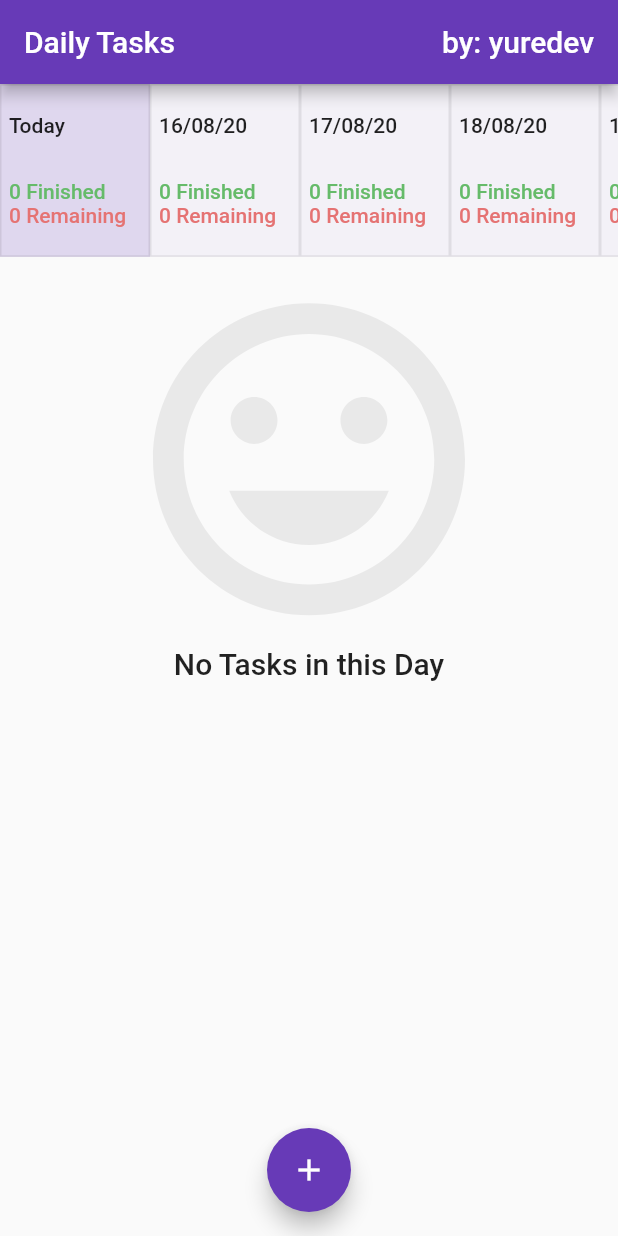
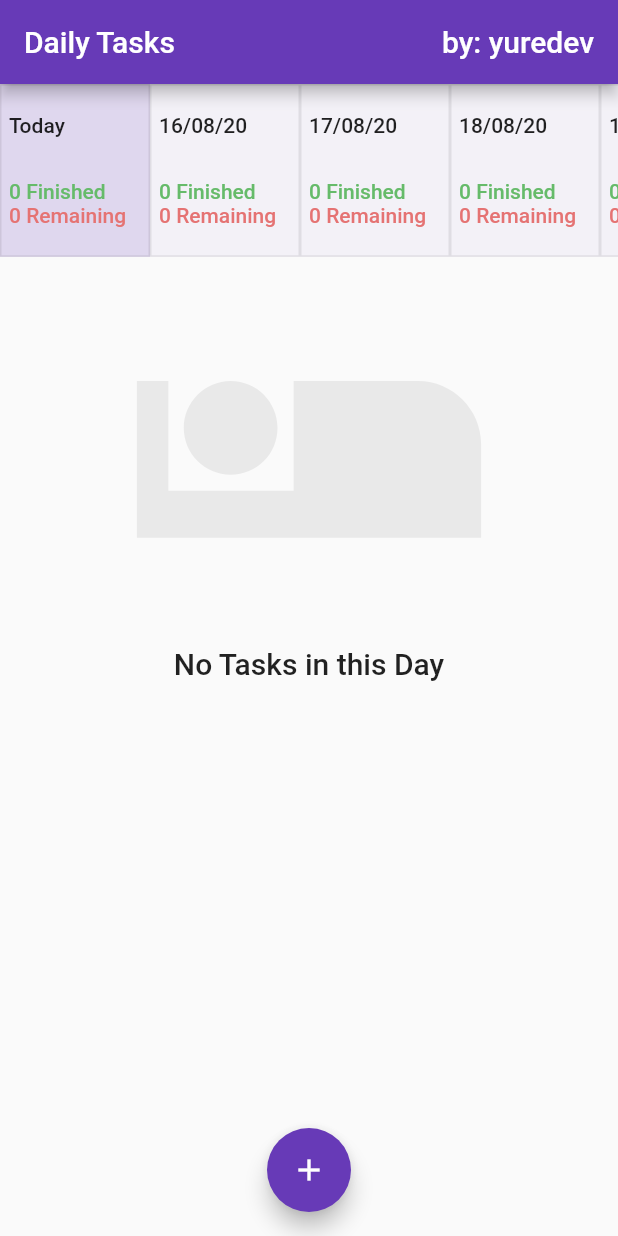
Before and after one commit to yuredev/daily-tasks-app, a Flutter app: the screen it shows after launch, on a phone screen of 412 x 824 dp. Run offline on Flutter 3.47's test engine with Material 2 defaults, Android fonts, the phone set to English and light mode, and no system bars.

Commit message:
main functionalities added

```diff
--- a/lib/utils.dart
+++ b/lib/utils.dart
@@ -1,3 +1,5 @@
+import 'package:flutter/material.dart';
+
 class Utils {
   /// returns true if the DateTimes represents the same day
   static bool compareDates(DateTime date1, DateTime date2) {
@@ -5,4 +7,7 @@ class Utils {
         date1.month == date2.month &&
         date1.year == date2.year;
   }
+  static bool isPortrait(BuildContext context) {
+    return MediaQuery.of(context).orientation == Orientation.portrait;
+  }
 }
--- a/lib/widgets/day_selector.dart
+++ b/lib/widgets/day_selector.dart
@@ -8,10 +8,11 @@ class DaySelector extends StatelessWidget {
   final void Function(DateTime) onDaySelect;
   final DateTime selectedDate;
 
-  DaySelector(
-      {@required this.allTasks,
+  DaySelector({
+    @required this.allTasks,
     @required this.onDaySelect,
-      @required this.selectedDate});
+    @required this.selectedDate,
+  });
 
   List<Map<String, Object>> get _daysList {
     return List.generate(15, (i) {
@@ -82,6 +83,7 @@ class DaySelector extends StatelessWidget {
                     fontWeight: FontWeight.w500,
                   ),
                 ),
+                if (Utils.isPortrait(context))
                   Column(
                     mainAxisAlignment: MainAxisAlignment.center,
                     crossAxisAlignment: CrossAxisAlignment.start,
--- a/lib/widgets/day_tasks_list.dart
+++ b/lib/widgets/day_tasks_list.dart
@@ -1,6 +1,8 @@
 import 'package:daily_tasks_app/models/task.dart';
 import 'package:daily_tasks_app/widgets/day_task_widget.dart';
 import 'package:flutter/material.dart';
+
+import '../utils.dart';
 
 class DayTasksList extends StatelessWidget {
   final List<Task> dayTasks;
@@ -25,11 +27,11 @@ class DayTasksList extends StatelessWidget {
       return Container(
         child: Column(
           children: [
-            Icon(
-              Icons.tag_faces,
+            Utils.isPortrait(context) ? Icon(
+              Icons.airline_seat_individual_suite,
               size: 250,
               color: Color(0x11000000),
-            ),
+            ) : Container(),
             Text(
               'No Tasks in this Day',
               style: TextStyle(
--- a/lib/widgets/home_page.dart
+++ b/lib/widgets/home_page.dart
@@ -33,7 +33,6 @@ class _HomePageState extends State<HomePage> {
   }
 
   void _addTask(String title, String description, DateTime date) {
-    if (title != null && description != null && date != null) {
     final newTask = Task(
       id: Random().nextDouble().toString(),
       date: date,
@@ -42,7 +41,6 @@ class _HomePageState extends State<HomePage> {
     );
     setState(() => this.allTasks.add(newTask));
     Navigator.of(context).pop();
-    }
   }
 
   void _setSelectedDate(DateTime newSelectedDay) {
--- a/lib/widgets/tasks_form.dart
+++ b/lib/widgets/tasks_form.dart
@@ -20,9 +20,11 @@ class _TasksFormState extends State<TasksForm> {
 
   void _submitTask() {
     String title = taskTitle.text;
-    String decription = taskDescription.text;
+    String description = taskDescription.text;
 
-    widget.onSubmit(title, decription, _date);
+    if (title.isNotEmpty && description.isNotEmpty && _date != null) {
+      widget.onSubmit(title, description, _date);
+    }
   }
 
   void _setSelectedDate(DateTime date) {
```
Lines whose indentation alone changed are shown as unchanged.
